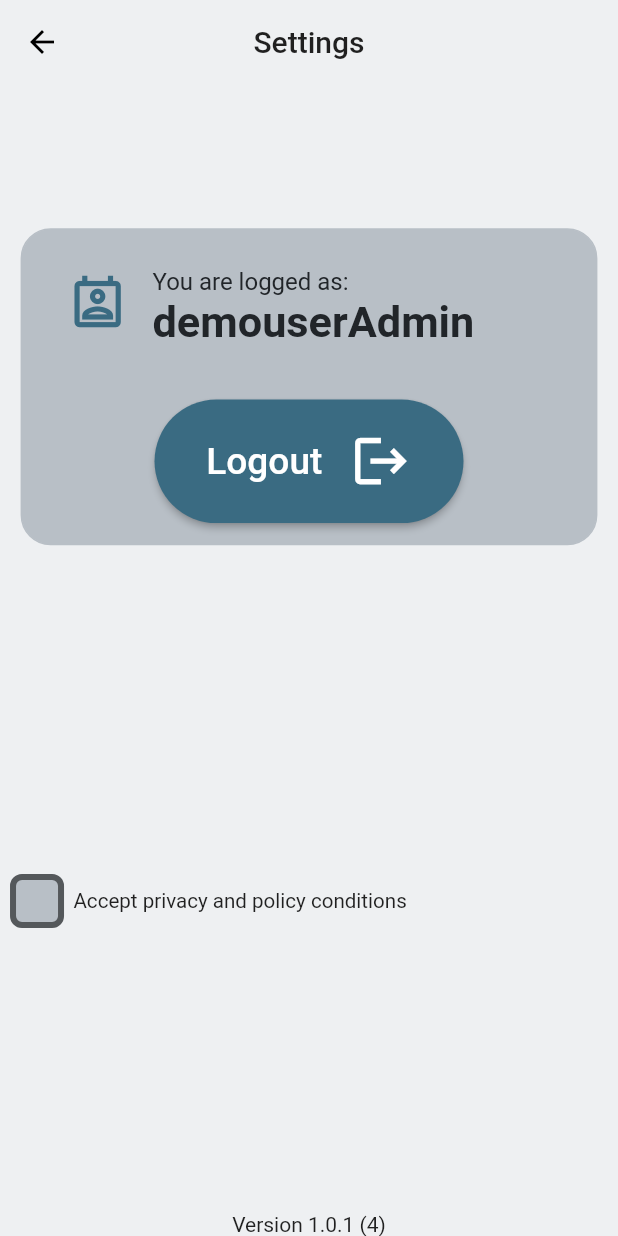
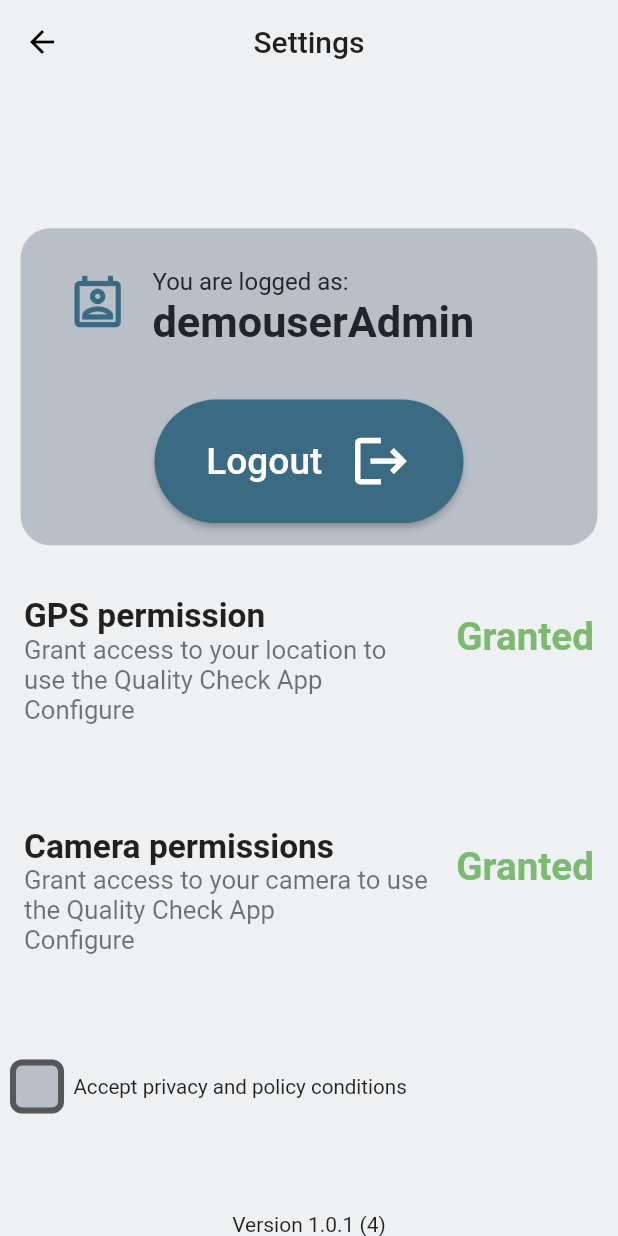
Before and after one commit to sibylantoninobajeli/alesea_ndef_tag, a Flutter app: the Settings screen opened directly, on a phone screen of 412 x 824 dp. Run offline on Flutter 3.47's test engine with Material 2 defaults, Android fonts, the phone set to English and light mode, and no system bars; our stand-ins replace permission_handler, shared_preferences, sqflite, vibration; missing offline and left inert: dart:ffi, nfc_manager; accounts and stored records are empty.

Commit message:
avanzamento settings e definizione colori

```diff
--- a/lib/screens/intro/intro.dart
+++ b/lib/screens/intro/intro.dart
@@ -293,7 +293,7 @@ class Intro extends StatelessWidget {
           primaryColor: aleseaLogoColor,
         ),
         child: Scaffold(
-          backgroundColor: backgroundColor,
+          backgroundColor: aleseaBackgroundColor,
           appBar: null, // AppBar(title: const Text('Page selector')),
           body: DefaultTabController(
             length: widgetPages.length,
--- a/lib/screens/privacy_and_policy.dart
+++ b/lib/screens/privacy_and_policy.dart
@@ -37,7 +37,7 @@ class _PrivacyAndPolicyState extends State<PrivacyAndPolicy> {
           primaryColor: aleseaLogoColor,
         ),
         child: Scaffold(
-            backgroundColor: backgroundColor,
+            backgroundColor: aleseaBackgroundColor,
             appBar: null, // AppBar(title: const Text('Page selector')),
             body: _getPrivacyPolicy(
                 context,
@@ -180,7 +180,7 @@ class _PrivacyAndPolicyState extends State<PrivacyAndPolicy> {
                                   .primary
                                   .withOpacity(0.5);
                             else if (states.contains(MaterialState.disabled))
-                              return disabledColor;
+                              return aleseaDisabledColor;
                             return aleseaPrimaryColor; // Use the component's default.
                           },
                         )),
--- a/lib/screens/settings.dart
+++ b/lib/screens/settings.dart
@@ -35,10 +35,10 @@ class _SettingsState extends State<Settings> {
         data: ThemeData(
 
           brightness: Brightness.light,
-          primaryColor: backgroundColor,
+          primaryColor: aleseaBackgroundColor,
         ),
         child: Scaffold(
-            backgroundColor: backgroundColor,
+            backgroundColor: aleseaBackgroundColor,
             appBar: AppBar(
               title: const Text('Settings'),
               centerTitle: true,
@@ -72,6 +72,9 @@ class _SettingsState extends State<Settings> {
                     color: Colors.transparent,
                   ),
 
+                  getGPSPermission( iconSize / 2.4),
+                  Spacer(),
+                  getCameraPermission( iconSize / 2.4),
                   Spacer(),
                   getCheckPolicy( iconSize / 3, CustomLocalizations.of(context)!.privacyAndPolicyAccept!,),
                   Spacer(),
@@ -84,9 +87,9 @@ class _SettingsState extends State<Settings> {
       children: [
         Container(
             decoration: BoxDecoration(
-                color: disabledColor,
+                color: aleseaDisabledColor,
                 border: Border.all(
-                  color: disabledColor,
+                  color: aleseaDisabledColor,
                 ),
                 borderRadius: BorderRadius.all(Radius.circular(20))),
             child: (Column(
@@ -102,11 +105,11 @@ class _SettingsState extends State<Settings> {
                       ),
                       title: Text(
                         "You are logged as:",
-                        style: TextStyle(color: textColor),
+                        style: TextStyle(color: aleseaTextColor),
                       ),
                       subtitle: Text(user.username,
                           style: TextStyle(
-                              color: textColor,
+                              color: aleseaTextColor,
                               fontSize: iconSize * 0.7,
                               fontWeight: FontWeight.bold)),
                     )),
@@ -187,38 +190,73 @@ class _SettingsState extends State<Settings> {
   }
 
 
-  Widget getGPSPermission(double textAreaSize,String textAccept){
+  Widget getGPSPermission(double textAreaSize){
     double acceptCharSize= textAreaSize;
     bool isChecked=(authState == InternalNotificationType.LOGGED_IN_AND_PRIVACY);
 
-    return Row(
-      children: [
-        Padding(
-            padding: EdgeInsets.only(left: textAreaSize * 0.05),
-            child: Transform.scale(
-                scale: 2,
-                child: Checkbox(
-                  checkColor: Colors.white,
-                  fillColor: MaterialStateProperty.resolveWith(
-                      getCheckboxColor),
-                  value: isChecked,
-                  onChanged: (bool? value) {
-                    setState(() {
-                      isChecked = value!;
-                    });
-                  },
-                  shape: new RoundedRectangleBorder(
-                    borderRadius: new BorderRadius.circular(4),
-                  ),
-                ))),
-        Padding(
-            padding: EdgeInsets.only(left: textAreaSize * 0.02),
-            child: Text(
-              textAccept,
-              textAlign: TextAlign.center,
-              style: TextStyle(fontSize: acceptCharSize),
-            )),
-      ],
+    return ListTile(
+        title: Text(
+              "GPS permission",
+              textAlign: TextAlign.left,
+              style: TextStyle(fontSize: acceptCharSize*1.3,fontWeight: FontWeight.bold),
+            ),
+      subtitle: Column(
+        crossAxisAlignment:CrossAxisAlignment.start,
+        children: [
+
+
+        Text(
+          "Grant access to your location to use the Quality Check App",
+          textAlign: TextAlign.left,
+          style: TextStyle(fontSize: acceptCharSize),
+        ),
+        Text(
+          "Configure",
+          textAlign: TextAlign.left,
+          style: TextStyle(fontSize: acceptCharSize),
+        ),
+      ],),
+      trailing: Text(
+        "Granted",
+        textAlign: TextAlign.left,
+        style: TextStyle(fontSize: acceptCharSize*1.5,color: aleseaSuccessColor,fontWeight: FontWeight.bold),
+      ),
+
+    );
+  }
+
+
+  Widget getCameraPermission(double textAreaSize){
+    double acceptCharSize= textAreaSize;
+    bool isChecked=(authState == InternalNotificationType.LOGGED_IN_AND_PRIVACY);
+
+    return ListTile(
+      title: Text(
+        "Camera permissions",
+        textAlign: TextAlign.left,
+        style: TextStyle(fontSize: acceptCharSize*1.3,fontWeight: FontWeight.bold),
+      ),
+      subtitle:
+      Column(
+        crossAxisAlignment:CrossAxisAlignment.start,
+        children: [
+        Text(
+          "Grant access to your camera to use the Quality Check App",
+          textAlign: TextAlign.left,
+          style: TextStyle(fontSize: acceptCharSize),
+        ),
+      Text(
+        "Configure",
+        textAlign: TextAlign.left,
+        style: TextStyle(fontSize: acceptCharSize),
+      ),
+      ],),
+      trailing: Text(
+        "Granted",
+        textAlign: TextAlign.center,
+        style: TextStyle(fontSize: acceptCharSize*1.5,color: aleseaSuccessColor,fontWeight: FontWeight.bold),
+      ),
+
     );
   }
 
--- a/lib/styles_and_colors.dart
+++ b/lib/styles_and_colors.dart
@@ -8,10 +8,10 @@ final aleseaLogoColor = const Color(0xff1e2353);
 final aleseaPrimaryColor = const Color(0xff3a6b82);
 final aleseaPrimaryVariantColor = const Color(0xff335d71);
 final aleseaSecondaryColor = const Color(0xff6c757d);
-final backgroundColor = const Color(0xffeef0f2);
-final disabledColor = const Color(0xffb8bfc6);
-final textColor = const Color(0xff212529);
-final successColor = const Color(0xff7bba70);
+final aleseaBackgroundColor = const Color(0xffeef0f2);
+final aleseaDisabledColor = const Color(0xffb8bfc6);
+final aleseaTextColor = const Color(0xff212529);
+final aleseaSuccessColor = const Color(0xff7bba70);
 
 TextStyle aleseaTextStyleRegularWhiteVeryBig = TextStyle(
     fontFamily: "Helvetica nueue regular",
@@ -38,7 +38,7 @@ if (states.any(interactiveStates.contains)) {
 return Colors.blue;
 }
 if (states.contains(MaterialState.selected)) {
-return successColor;
+return aleseaSuccessColor;
 }
-return disabledColor;
+return aleseaDisabledColor;
 }
```
